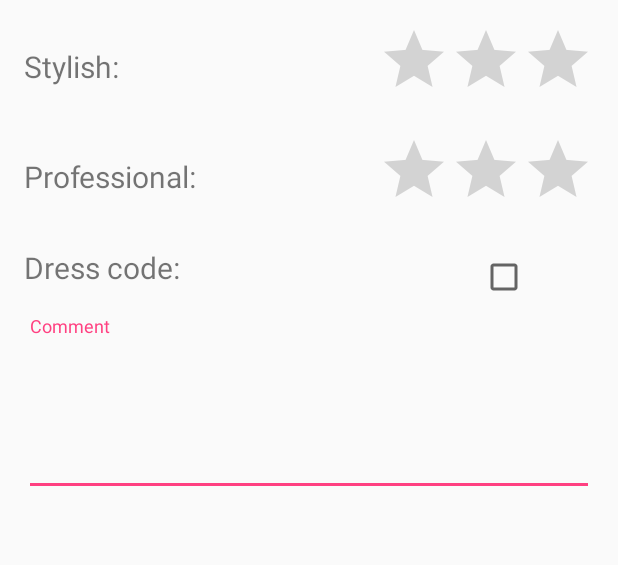
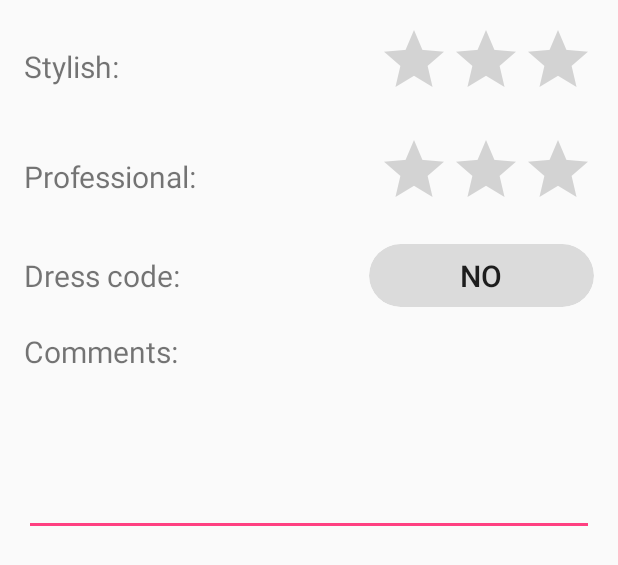
Before and after one commit to IvonLiu/fbla-mobile-app, an Android app: the layout create_review_dialog.xml on its own in the app's theme, with its tools: preview values and no code run, on a phone screen of 412 x 824 dp. Shown: the top 565 px of the screen. Run offline under Robolectric (Android 15) with nearby library versions, the phone set to English and light mode, and no system bars.

Commit message:
Update reviews UI

```diff
--- a/app/src/main/java/com/ivon/fbla/MainActivity.java
+++ b/app/src/main/java/com/ivon/fbla/MainActivity.java
@@ -1,6 +1,7 @@
 package com.ivon.fbla;
 
 import android.content.Intent;
+import android.content.res.ColorStateList;
 import android.os.Bundle;
 import android.support.design.widget.FloatingActionButton;
 import android.support.v4.content.ContextCompat;
@@ -57,6 +58,8 @@ public class MainActivity extends AppCompatActivity {
         }
 
         mFab = (FloatingActionButton) findViewById(R.id.fab);
+        mFab.setBackgroundTintList(new ColorStateList(new int[][]{{0}}, new int[] {Utils.getThemePrimaryColor(this)}));
+        mFab.setRippleColor(Utils.getThemeAccentColor(this));
         mFab.setOnClickListener(new View.OnClickListener() {
             @Override
             public void onClick(View view) {
--- a/app/src/main/java/com/ivon/fbla/ReviewAdapter.java
+++ b/app/src/main/java/com/ivon/fbla/ReviewAdapter.java
@@ -40,7 +40,8 @@ public class ReviewAdapter extends ArrayAdapter<Review> {
         TextView ownerText = (TextView) view.findViewById(R.id.owner_text);
         RatingBar stylish = (RatingBar) view.findViewById(R.id.stylish);
         RatingBar professional = (RatingBar) view.findViewById(R.id.professional);
-        TextView dressCode = (TextView) view.findViewById(R.id.dressCode);
+        CardView dressCode = (CardView) view.findViewById(R.id.dressCode);
+        TextView dressCodeText = (TextView) view.findViewById(R.id.dressCodeText);
         TextView comments = (TextView) view.findViewById(R.id.comments);
 
         cardView.setOnClickListener(new View.OnClickListener() {
@@ -62,7 +63,8 @@ public class ReviewAdapter extends ArrayAdapter<Review> {
         Logger.log("" + review.stylish);
         stylish.setRating(review.stylish);
         professional.setRating(review.professional);
-        dressCode.setText(review.dressCode ? "yes" : "no");
+        dressCode.setCardBackgroundColor(review.dressCode ? Utils.getThemeAccentColor(getContext()) : 0xffdbdbdb);
+        dressCodeText.setText(review.dressCode ? "yes" : "no");
         comments.setText(review.comment);
 
         return view;
--- a/app/src/main/res/layout/create_review_dialog.xml
+++ b/app/src/main/res/layout/create_review_dialog.xml
@@ -1,6 +1,8 @@
 <?xml version="1.0" encoding="utf-8"?>
 <LinearLayout xmlns:android="http://schemas.android.com/apk/res/android"
-    android:orientation="vertical" android:layout_width="match_parent"
+    xmlns:app="http://schemas.android.com/apk/res-auto"
+    android:orientation="vertical"
+    android:layout_width="match_parent"
     android:layout_height="match_parent"
     android:padding="16dp"
     android:showDividers="middle"
@@ -61,30 +63,49 @@
             android:layout_width="0dp"
             android:layout_height="match_parent"
             android:gravity="center_vertical"
-            android:layout_weight="4"
+            android:layout_weight="1"
             android:text="Dress code:"
             android:textSize="20sp"/>
 
-        <CheckBox
+        <android.support.v7.widget.CardView
             android:id="@+id/dressCode"
-            android:layout_width="0dp"
-            android:layout_height="wrap_content"
-            android:gravity="center_horizontal"
-            android:layout_weight="1"/>
+            android:layout_width="150dp"
+            android:layout_height="42dp"
+            app:cardBackgroundColor="#dbdbdb"
+            app:cardElevation="0dp"
+            app:cardMaxElevation="0dp"
+            app:cardCornerRadius="21dp">
+
+            <TextView
+                android:id="@+id/dressCodeText"
+                android:layout_width="match_parent"
+                android:layout_height="match_parent"
+                style="@style/TextAppearance.AppCompat.Title"
+                android:gravity="center"
+                android:textAllCaps="true"
+                android:text="No" />
+
+        </android.support.v7.widget.CardView>
 
     </LinearLayout>
 
-    <android.support.design.widget.TextInputLayout
+    <LinearLayout
         android:layout_width="match_parent"
-        android:layout_height="wrap_content">
+        android:layout_height="wrap_content"
+        android:orientation="vertical">
+
+        <TextView
+            android:layout_width="match_parent"
+            android:layout_height="wrap_content"
+            android:text="Comments:"
+            android:textSize="20sp"/>
 
         <EditText
             android:id="@+id/comment"
             android:layout_width="match_parent"
             android:layout_height="wrap_content"
-            android:lines="4"
-            android:hint="Comment" />
+            android:lines="4" />
 
-    </android.support.design.widget.TextInputLayout>
+    </LinearLayout>
 
 </LinearLayout>
```
Also changed, not shown: app/src/main/java/com/ivon/fbla/ReviewsFragment.java (+18 -2 lines), app/src/main/java/com/ivon/fbla/Utils.java (+16 -0 lines), app/src/main/res/layout/review_adapter_item.xml (+20 -7 lines).
